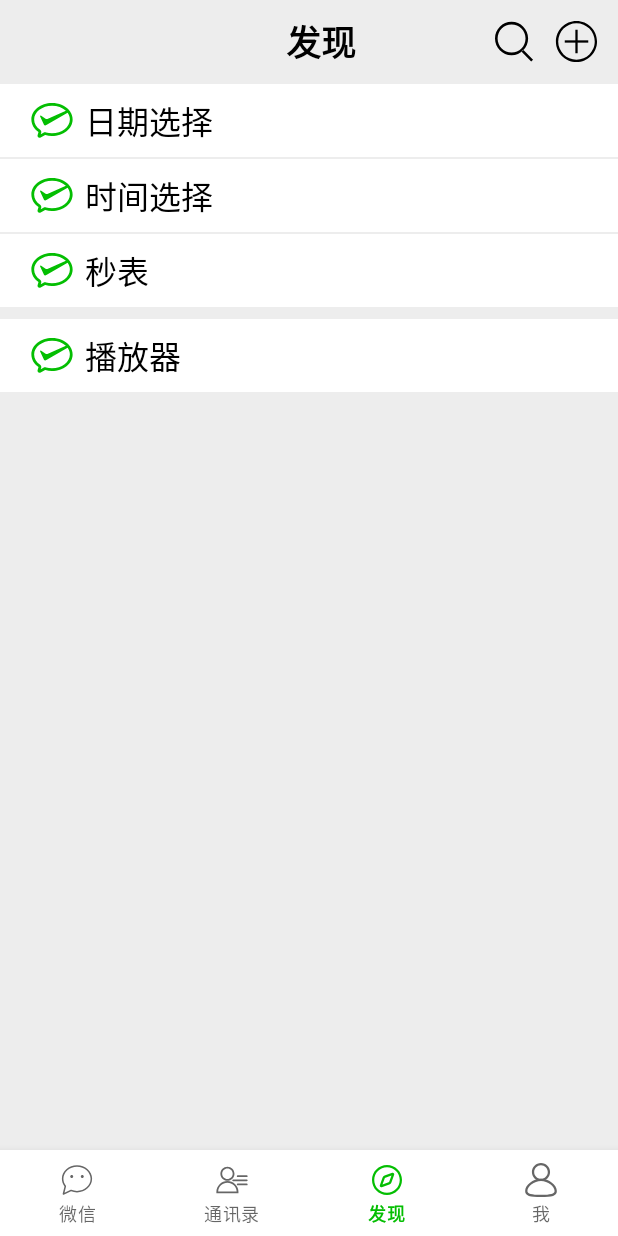
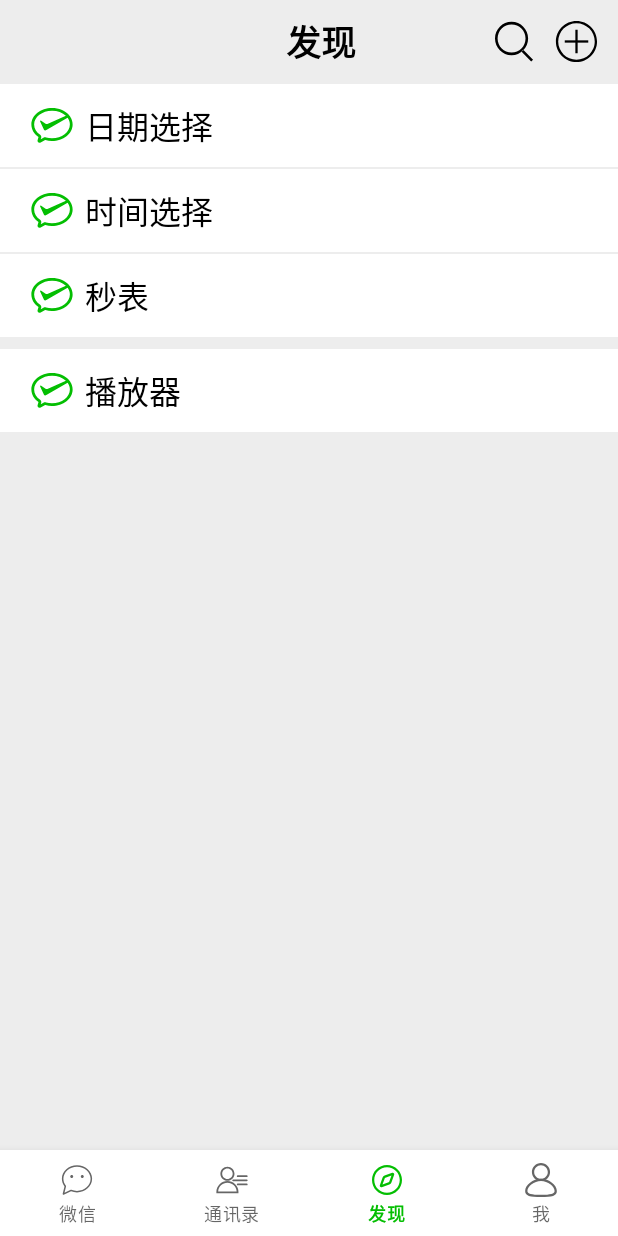
Before and after one commit to etoyz/AndroidLearn, an Android app: the FindFragment screen opened through its navigation route, on a phone screen of 412 x 824 dp. Run offline under Robolectric (Android 15) with nearby library versions, the phone set to English and light mode, and no system bars; our stand-ins replace navigation-ui.

Commit message:
选项的minHeight

```diff
--- a/LoginDemo/src/main/res/layout/fragment_find.xml
+++ b/LoginDemo/src/main/res/layout/fragment_find.xml
@@ -12,6 +12,7 @@
         android:layout_width="match_parent"
         android:layout_height="wrap_content"
         android:background="?colorPrimaryVariant"
+        android:minHeight="@dimen/height_option"
         android:orientation="horizontal"
         android:paddingTop="8dp"
         android:paddingBottom="8dp">
@@ -42,6 +43,7 @@
         android:layout_height="wrap_content"
         android:layout_marginTop="1dp"
         android:background="?colorPrimaryVariant"
+        android:minHeight="@dimen/height_option"
         android:orientation="horizontal"
         android:paddingTop="8dp"
         android:paddingBottom="8dp">
@@ -72,6 +74,7 @@
         android:layout_height="wrap_content"
         android:layout_marginTop="1dp"
         android:background="?colorPrimaryVariant"
+        android:minHeight="@dimen/height_option"
         android:orientation="horizontal"
         android:paddingTop="8dp"
         android:paddingBottom="8dp">
@@ -102,6 +105,7 @@
         android:layout_height="wrap_content"
         android:layout_marginTop="@dimen/margin_func_divide"
         android:background="?colorPrimaryVariant"
+        android:minHeight="@dimen/height_option"
         android:orientation="horizontal"
         android:paddingTop="8dp"
         android:paddingBottom="8dp">
--- a/LoginDemo/src/main/res/layout/fragment_profile.xml
+++ b/LoginDemo/src/main/res/layout/fragment_profile.xml
@@ -55,6 +55,7 @@
         android:layout_height="wrap_content"
         android:layout_marginTop="@dimen/margin_func_divide"
         android:background="?colorPrimaryVariant"
+        android:minHeight="@dimen/height_option"
         android:orientation="horizontal"
         android:paddingTop="8dp"
         android:paddingBottom="8dp">
@@ -85,6 +86,7 @@
         android:layout_height="wrap_content"
         android:layout_marginTop="@dimen/margin_func_divide"
         android:background="?colorPrimaryVariant"
+        android:minHeight="@dimen/height_option"
         android:orientation="horizontal"
         android:paddingTop="8dp"
         android:paddingBottom="8dp">
--- a/LoginDemo/src/main/res/values/dimens.xml
+++ b/LoginDemo/src/main/res/values/dimens.xml
@@ -18,4 +18,5 @@
     <dimen name="nav_height">57dp</dimen>
     <dimen name="text_size_option">21sp</dimen>
     <dimen name="image_size_option">29dp</dimen>
+    <dimen name="height_option">55dp</dimen>
 </resources>
```
